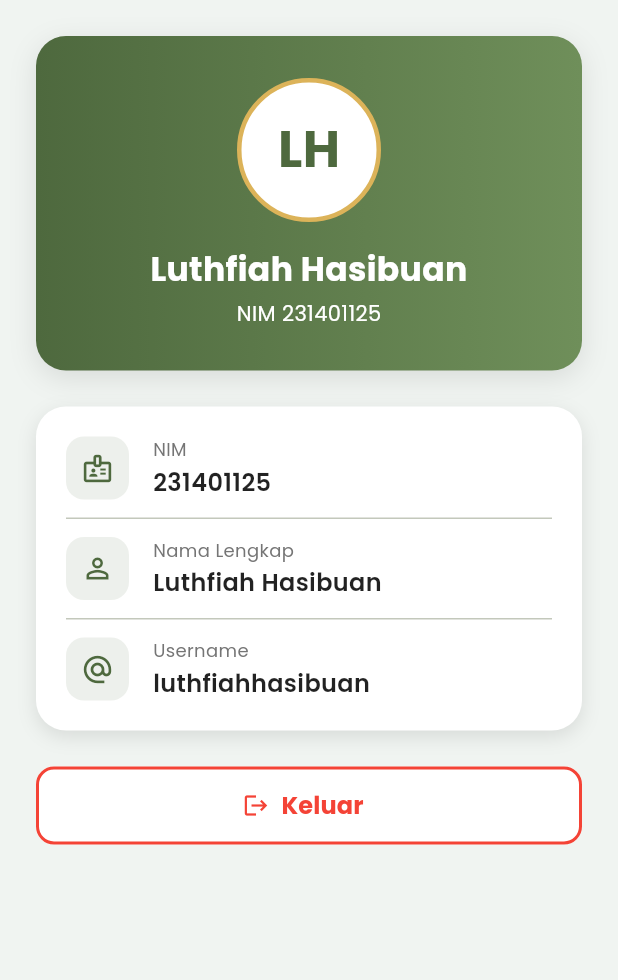
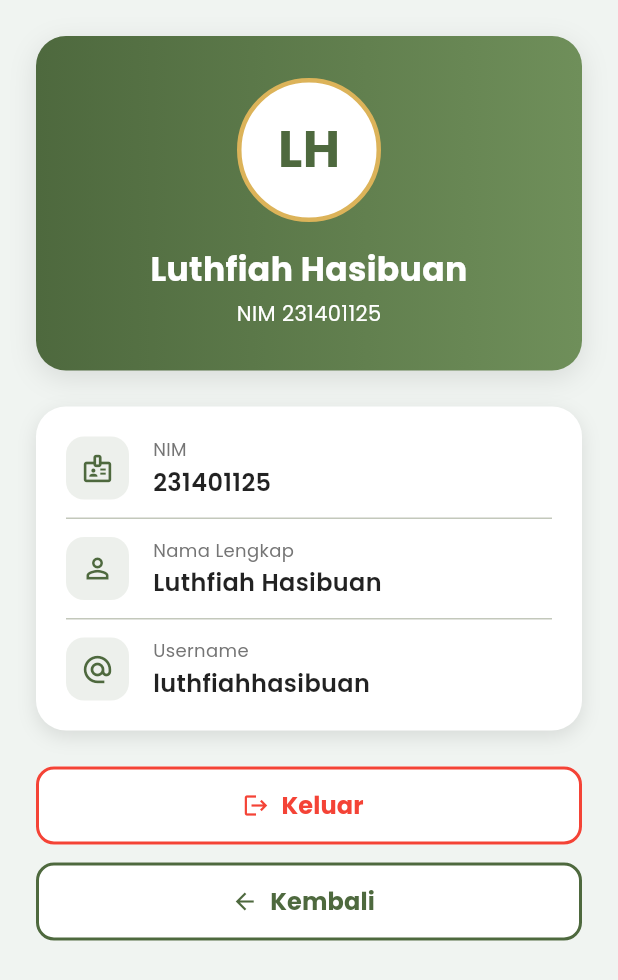
Before and after one commit to luthfiahhasibuan/LaporKampus, a Flutter app: the ProfilePage screen opened by its route, on a phone screen of 412 x 824 dp. Shown: the top 980 px of the screen. Run offline on Flutter 3.47's test engine with Material 3 defaults, Android fonts, the phone set to English and light mode, and no system bars; our stand-ins replace image_picker; accounts and stored records are empty.

Commit message:
menambah detail kembali profile page

```diff
--- a/lib/models/app_routes.dart
+++ b/lib/models/app_routes.dart
@@ -1,6 +1,6 @@
 import 'package:flutter/material.dart';
 
-// import '../pages/home_page.dart';
+//import '../pages/home_page.dart';
 import '../pages/main_shell.dart';
 // import '../pages/my_report_page.dart';
 import '../pages/profile_page.dart';
@@ -25,7 +25,7 @@ class AppRoutes {
     signIn: (_) => const SignInPage(),
     signUp: (_) => const SignUpPage(),
     main: (_) => const MainShell(),
-    // home: (_) => const HomePage(),
+    //home: (_) => const HomePage(),
     report: (_) => const ReportPage(),
 
     // myReport: (_) => const MyReportPage(),
--- a/lib/pages/profile_page.dart
+++ b/lib/pages/profile_page.dart
@@ -12,9 +12,13 @@ class ProfilePage extends StatelessWidget {
 
   String _initials(String name) {
     final parts = name.trim().split(RegExp(r'\s+'));
-    if (parts.isEmpty || parts.first.isEmpty) return '?';
+
+    if (name.trim().isEmpty) return '?';
+
+    final first = parts.first[0];
     final second = parts.length > 1 ? parts[1][0] : '';
-    return (parts.first[0] + second).toUpperCase();
+
+    return (first + second).toUpperCase();
   }
 
   Future<void> _confirmLogout(BuildContext context) async {
@@ -41,6 +45,7 @@ class ProfilePage extends StatelessWidget {
     if (confirmed != true || !context.mounted) return;
 
     currentUser = null;
+
     Navigator.pushNamedAndRemoveUntil(
       context,
       AppRoutes.signIn,
@@ -65,6 +70,8 @@ class ProfilePage extends StatelessWidget {
                     _buildInfoCard(user),
                     const SizedBox(height: 24),
                     _buildLogoutButton(context),
+                    const SizedBox(height: 12),
+                    _buildBackButton(context),
                   ],
                 ),
               ),
@@ -191,4 +198,30 @@ class ProfilePage extends StatelessWidget {
       ),
     );
   }
+
+  Widget _buildBackButton(BuildContext context) {
+    return SizedBox(
+      width: double.infinity,
+      height: 52,
+      child: OutlinedButton.icon(
+        onPressed: () => Navigator.pop(context),
+        icon: const Icon(Icons.arrow_back, color: Color(0xFF4E693E)),
+        label: const Text(
+          'Kembali',
+          style: TextStyle(
+            color: Color(0xFF4E693E),
+            fontSize: 16,
+            fontWeight: FontWeight.bold,
+          ),
+        ),
+        style: OutlinedButton.styleFrom(
+          backgroundColor: Colors.white,
+          side: const BorderSide(color: Color(0xFF4E693E), width: 2),
+          shape: RoundedRectangleBorder(
+            borderRadius: BorderRadius.circular(12),
+          ),
+        ),
+      ),
+    );
+  }
 }
```
